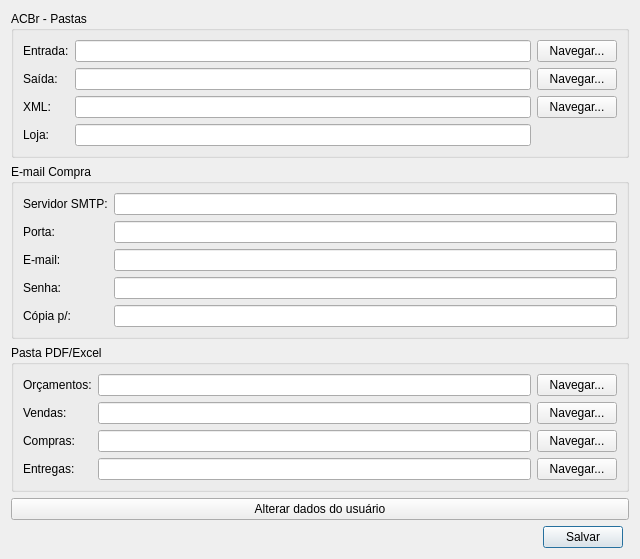
Before: the Qt Designer form ui/userconfig.ui in lellisls/ERP-STACCATO, drawn with Qt 5.
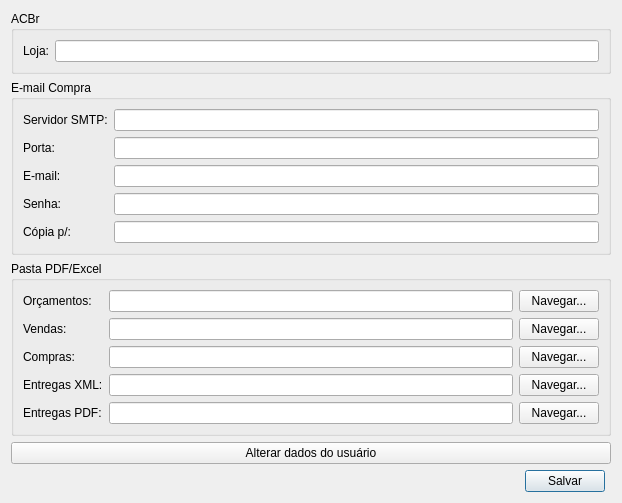
After: the same form once the commit is applied. Custom widgets are drawn as their Qt base class.

Patch:
```diff
--- a/ui/userconfig.ui
+++ b/ui/userconfig.ui
@@ -6,8 +6,8 @@
    <rect>
     <x>0</x>
     <y>0</y>
-    <width>640</width>
-    <height>553</height>
+    <width>622</width>
+    <height>469</height>
    </rect>
   </property>
   <property name="minimumSize">
@@ -106,68 +106,17 @@
    <item row="0" column="0" colspan="3">
     <widget class="QGroupBox" name="groupBoxAcbr">
      <property name="title">
-      <string>ACBr - Pastas</string>
+      <string>ACBr</string>
      </property>
      <layout class="QGridLayout" name="gridLayout_2">
-      <item row="5" column="0">
-       <widget class="QLabel" name="label_3">
-        <property name="text">
-         <string>XML:</string>
-        </property>
-       </widget>
-      </item>
-      <item row="1" column="1">
-       <widget class="QLineEdit" name="lineEditPastaEntACBr"/>
-      </item>
-      <item row="5" column="1">
-       <widget class="QLineEdit" name="lineEditPastaXmlACBr"/>
-      </item>
-      <item row="3" column="1">
-       <widget class="QLineEdit" name="lineEditPastaSaiACBr"/>
-      </item>
-      <item row="1" column="0">
-       <widget class="QLabel" name="label">
-        <property name="text">
-         <string>Entrada:</string>
-        </property>
-       </widget>
-      </item>
       <item row="3" column="0">
-       <widget class="QLabel" name="label_2">
-        <property name="text">
-         <string>Saída:</string>
-        </property>
-       </widget>
-      </item>
-      <item row="1" column="2">
-       <widget class="QPushButton" name="pushButtonACBrEntrada">
-        <property name="text">
-         <string>Navegar...</string>
-        </property>
-       </widget>
-      </item>
-      <item row="5" column="2">
-       <widget class="QPushButton" name="pushButtonACBrXML">
-        <property name="text">
-         <string>Navegar...</string>
-        </property>
-       </widget>
-      </item>
-      <item row="3" column="2">
-       <widget class="QPushButton" name="pushButtonACBrSaida">
-        <property name="text">
-         <string>Navegar...</string>
-        </property>
-       </widget>
-      </item>
-      <item row="6" column="0">
        <widget class="QLabel" name="label_11">
         <property name="text">
          <string>Loja:</string>
         </property>
        </widget>
       </item>
-      <item row="6" column="1">
+      <item row="3" column="1">
        <widget class="ItemBox" name="itemBoxLoja"/>
       </item>
      </layout>
@@ -233,7 +182,7 @@
       <item row="4" column="0">
        <widget class="QLabel" name="labelEntregas">
         <property name="text">
-         <string>Entregas:</string>
+         <string>Entregas XML:</string>
         </property>
        </widget>
       </item>
@@ -241,7 +190,24 @@
        <widget class="QLineEdit" name="lineEditEntregasFolder"/>
       </item>
       <item row="4" column="2">
-       <widget class="QPushButton" name="pushButtonEntregasFolder">
+       <widget class="QPushButton" name="pushButtonEntregasXmlFolder">
+        <property name="text">
+         <string>Navegar...</string>
+        </property>
+       </widget>
+      </item>
+      <item row="5" column="0">
+       <widget class="QLabel" name="labelEntregas_2">
+        <property name="text">
+         <string>Entregas PDF:</string>
+        </property>
+       </widget>
+      </item>
+      <item row="5" column="1">
+       <widget class="QLineEdit" name="lineEditEntregasPdfFolder"/>
+      </item>
+      <item row="5" column="2">
+       <widget class="QPushButton" name="pushButtonEntregasPdfFolder">
         <property name="text">
          <string>Navegar...</string>
         </property>
```
Left out of the diff: 42 changed lines with no effect on the pictures.
